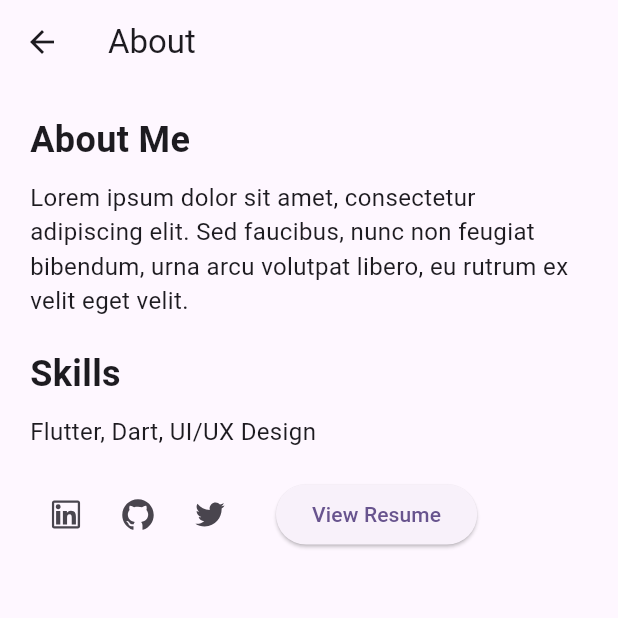
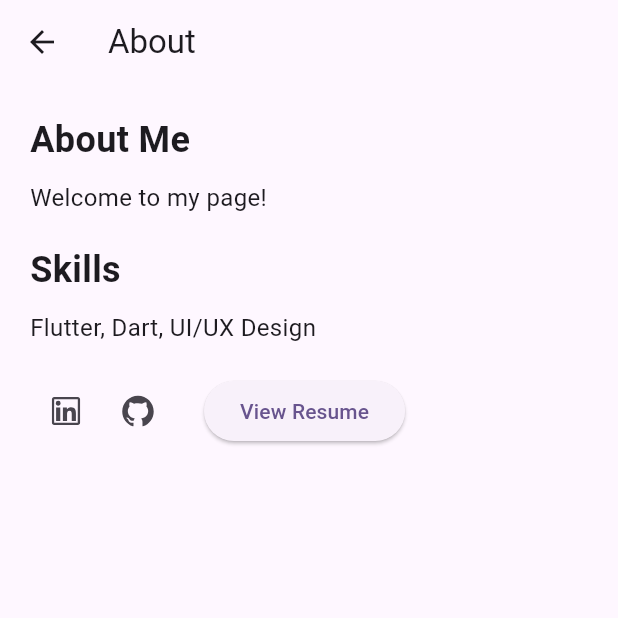
Before and after one commit to mariatesfaye/portfolio_app, a Flutter app: the AboutScreen screen opened directly, on a phone screen of 412 x 824 dp, the top half of it. Run offline on Flutter 3.47's test engine with Material 3 defaults, Android fonts, the phone set to English and light mode, and no system bars; our stand-ins replace flutter_icons; missing offline and left inert: flutter_pdfview.

Commit message:
Update about_screen.dart

```diff
--- a/lib/about_screen.dart
+++ b/lib/about_screen.dart
@@ -1,5 +1,7 @@
 import 'package:flutter/material.dart';
 import 'package:flutter_icons/flutter_icons.dart';
+import 'package:url_launcher/url_launcher.dart';
+
 
 class AboutScreen extends StatelessWidget {
   @override
@@ -19,7 +21,7 @@ class AboutScreen extends StatelessWidget {
             ),
             SizedBox(height: 10),
             Text(
-              'Lorem ipsum dolor sit amet, consectetur adipiscing elit. Sed faucibus, nunc non feugiat bibendum, urna arcu volutpat libero, eu rutrum ex velit eget velit.',
+              'Welcome to my page!',
               style: TextStyle(fontSize: 16),
             ),
             SizedBox(height: 20),
@@ -38,19 +40,14 @@ class AboutScreen extends StatelessWidget {
                 IconButton(
                   icon: Icon(FlutterIcons.linkedin_ant),
                   onPressed: () {
-                    // Open LinkedIn profile
+                    launch('https://www.linkedin.com/in/maria-tesfaye-3283b42a7');
                   },
                 ),
                 IconButton(
                   icon: Icon(FlutterIcons.github_ant),
                   onPressed: () {
-                    // Open GitHub profile
-                  },
-                ),
-                IconButton(
-                  icon: Icon(FlutterIcons.twitter_ant),
-                  onPressed: () {
-                    // Open Twitter profile
+                    launch('https://github.com/mariatesfaye');
+
                   },
                 ),
                 SizedBox(width: 20),
```
